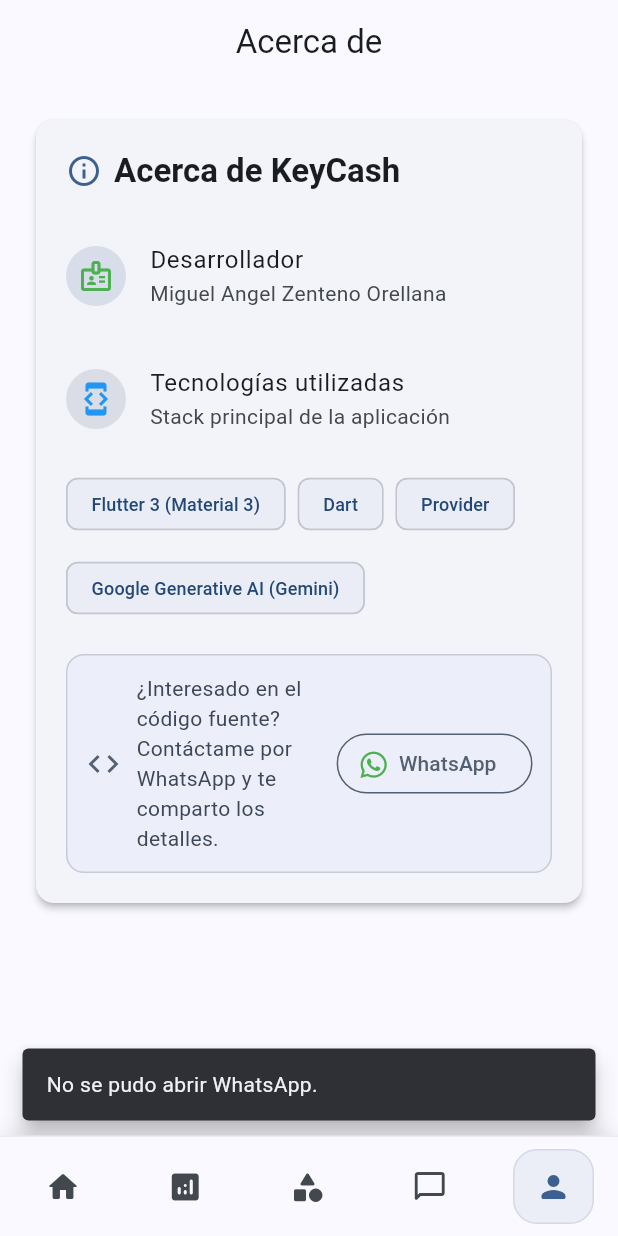
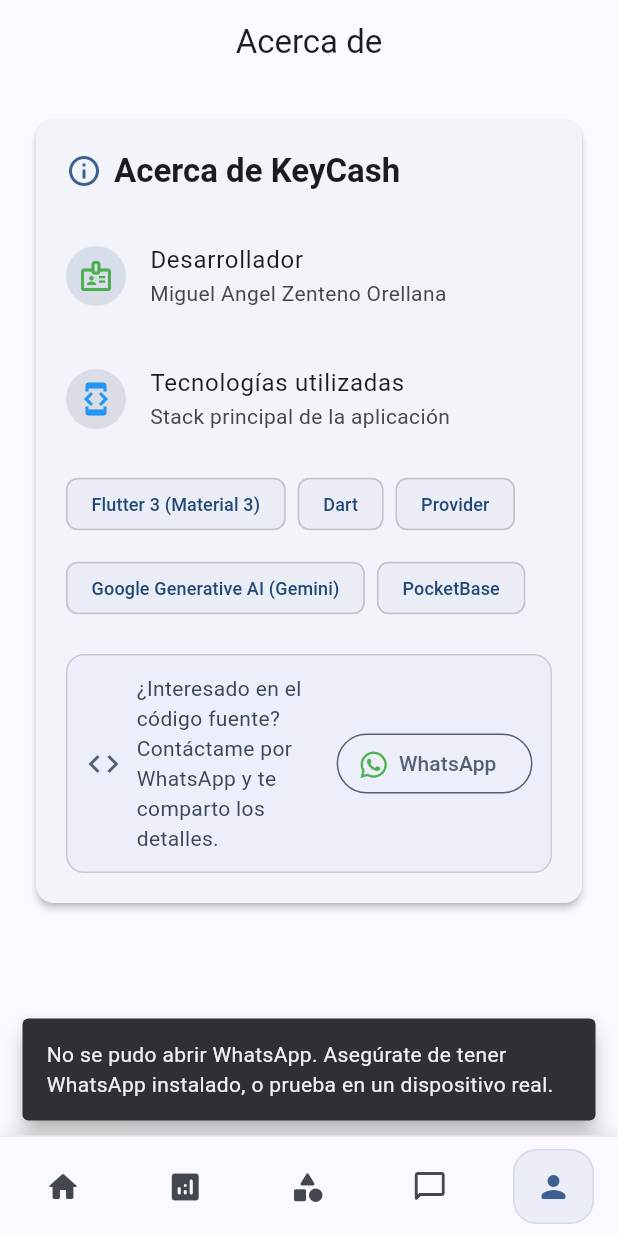
Before and after one commit to SudoCode76/keycash-offline, a Flutter app: the screen it shows after launch, item 5 of the bottom bar chosen, after a tap on "WhatsApp", on a phone screen of 412 x 824 dp. Run offline on Flutter 3.47's test engine with Material 3 defaults, Android fonts, the phone set to English and light mode, and no system bars; drawn by our look-alikes of google_nav_bar; our stand-ins replace font_awesome_flutter, google_generative_ai, sqflite; accounts and stored records are empty.

Commit message:
link de whatsapp cambiado

```diff
--- a/lib/pages/about_page.dart
+++ b/lib/pages/about_page.dart
@@ -5,22 +5,19 @@
 class AboutPage extends StatelessWidget {
   const AboutPage({super.key});
 
-  static final Uri _whatsUri = Uri.parse('https://wa.link/wweg6l');
+  static final Uri _whatsUri = Uri.parse('https://wa.me/59178466952?text=Hola,%20estoy%20interesado%20en%20el%20código%20fuente%20de%20KeyCash');
 
   Future<void> _launchWhatsApp(BuildContext context) async {
-    final ok = await canLaunchUrl(_whatsUri);
-    if (!ok) {
+    if (!await launchUrl(_whatsUri, mode: LaunchMode.externalApplication)) {
       if (context.mounted) {
         ScaffoldMessenger.of(context).showSnackBar(
           const SnackBar(
-            content: Text('No se pudo abrir WhatsApp.'),
+            content: Text('No se pudo abrir WhatsApp. Asegúrate de tener WhatsApp instalado, o prueba en un dispositivo real.'),
             behavior: SnackBarBehavior.floating,
           ),
         );
       }
-      return;
     }
-    await launchUrl(_whatsUri, mode: LaunchMode.externalApplication);
   }
 
   @override
@@ -35,7 +32,6 @@
       body: ListView(
         padding: const EdgeInsets.all(20),
         children: [
-          // Detalles de la aplicación
           Card(
             elevation: 2,
             child: Padding(
@@ -56,8 +52,6 @@
                     ],
                   ),
                   const SizedBox(height: 20),
-
-                  // Autor
                   ListTile(
                     contentPadding: EdgeInsets.zero,
                     leading: CircleAvatar(
@@ -68,8 +62,6 @@
                     subtitle: const Text('Miguel Angel Zenteno Orellana'),
                   ),
                   const SizedBox(height: 10),
-
-                  // Tecnologías
                   ListTile(
                     contentPadding: EdgeInsets.zero,
                     leading: CircleAvatar(
@@ -88,12 +80,10 @@
                       _TechChip('Dart'),
                       _TechChip('Provider'),
                       _TechChip('Google Generative AI (Gemini)'),
+                      _TechChip('PocketBase'),
                     ],
                   ),
-
                   const SizedBox(height: 20),
-
-                  // Fuente / Contacto
                   Container(
                     padding: const EdgeInsets.all(12),
                     decoration: BoxDecoration(
```
